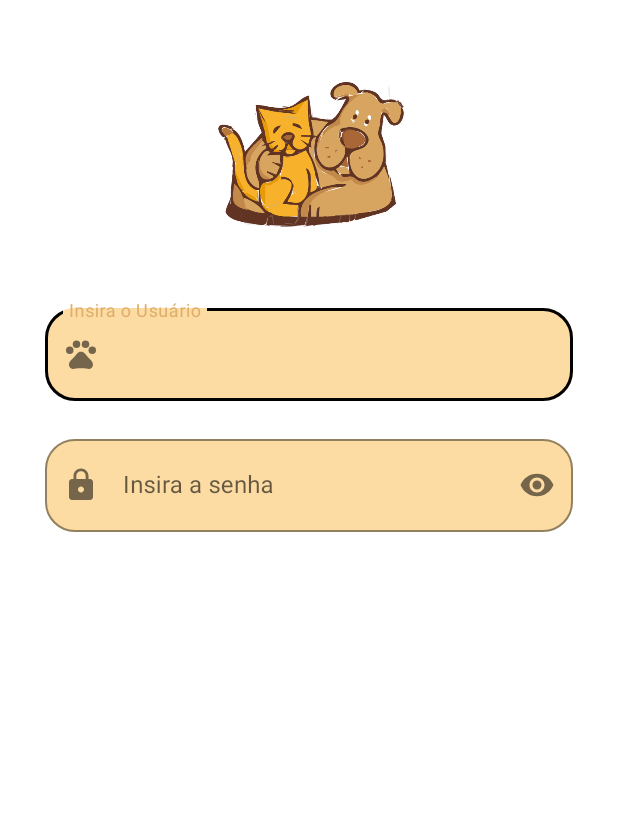
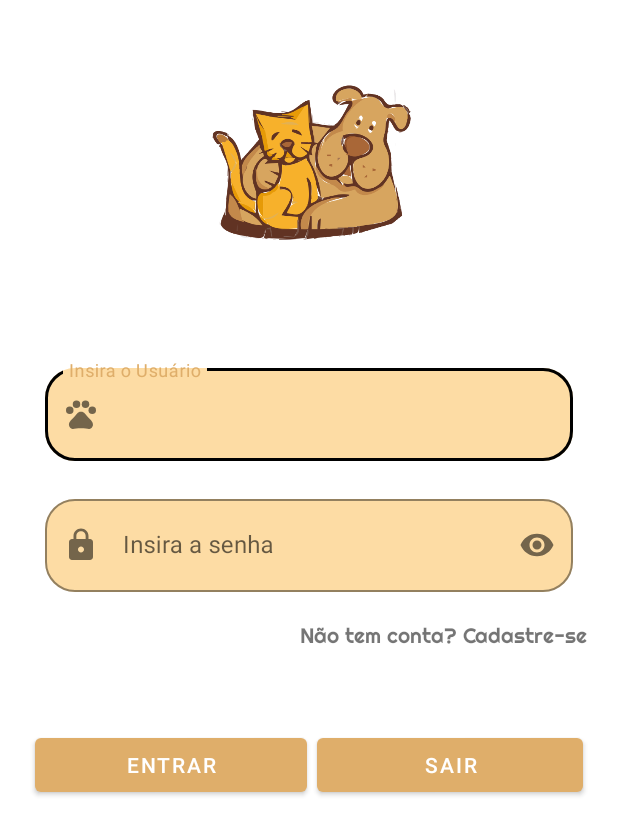
Before and after one commit to MuriloOGenio/Adotapets2, an Android app: the screen it shows after launch (LoginActivity), on a phone screen of 412 x 824 dp. Shown: the top 835 px of the screen. Run offline under Robolectric (Android 15) with nearby library versions, the phone set to English and light mode, and no system bars.

Commit message:
adcionando botões e fonte

```diff
--- a/app/src/main/res/layout/login_layout.xml
+++ b/app/src/main/res/layout/login_layout.xml
@@ -14,15 +14,16 @@
         android:orientation="vertical">
 
         <ImageView
-            android:layout_width="150dp"
-            android:layout_height="150dp"
+            android:layout_width="160dp"
+            android:layout_height="160dp"
+            android:layout_marginBottom="30dp"
             android:layout_gravity="center_horizontal"
             android:src="@drawable/logo" />
 
         <com.google.android.material.textfield.TextInputLayout
-            android:layout_marginTop="20dp"
             android:layout_width="match_parent"
             android:layout_height="wrap_content"
+            android:layout_marginTop="20dp"
             android:contentDescription="usuário"
             android:padding="10dp"
             app:boxBackgroundColor="#FDDCA4"
@@ -67,6 +68,37 @@
                 android:padding="20dp" />
 
         </com.google.android.material.textfield.TextInputLayout>
+
+        <TextView
+            android:layout_width="wrap_content"
+            android:layout_height="wrap_content"
+            android:layout_gravity="end"
+            android:layout_marginTop="10sp"
+            android:fontFamily="@font/righteousregular"
+            android:text="Não tem conta? Cadastre-se" />
+
+        <LinearLayout
+            android:layout_width="match_parent"
+            android:layout_marginTop="50dp"
+            android:layout_height="wrap_content"
+            android:orientation="horizontal">
+
+            <Button
+                android:layout_width="wrap_content"
+                android:layout_height="wrap_content"
+                android:layout_margin="3dp"
+                android:layout_weight="1"
+                android:text="Entrar" />
+
+            <Button
+                android:layout_width="wrap_content"
+                android:layout_height="wrap_content"
+                android:layout_margin="3dp"
+                android:layout_weight="1"
+                android:text="Sair" />
+
+        </LinearLayout>
+
     </LinearLayout>
 
 </LinearLayout>
```
Also changed, not shown: app/src/main/res/font/righteousregular.ttf (added).
